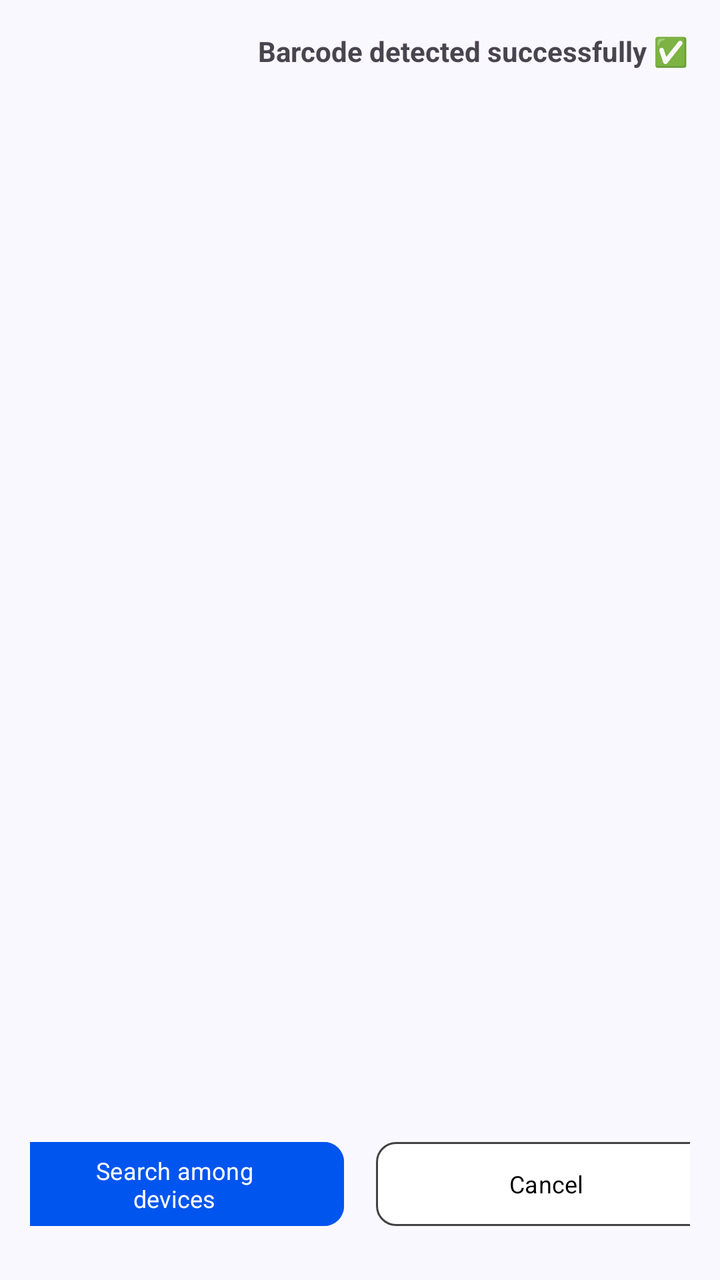
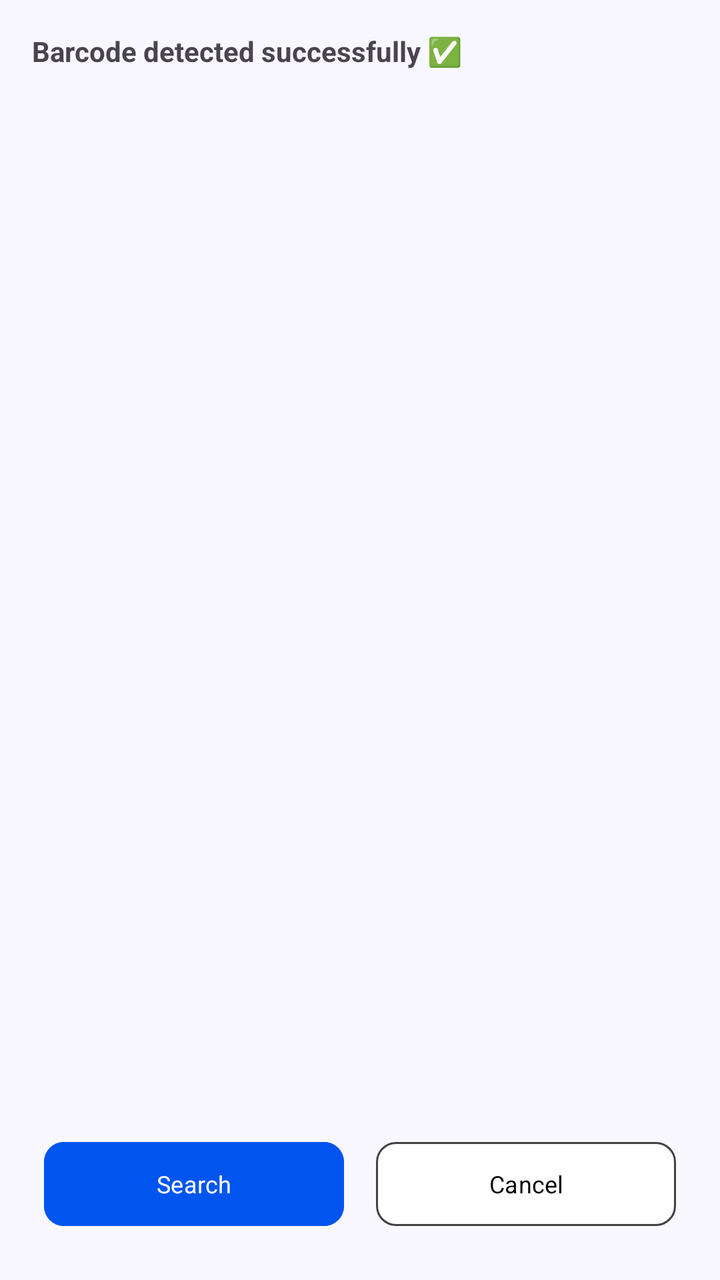

Before-and-after screenshots of an Android layout around one commit, followed by the original layout XML and the change that was made.
<!-- AndroidManifest.xml: application theme Theme.Iotequipment -->
<!-- res/layout/button_dialog_barcode.xml -->
<?xml version="1.0" encoding="utf-8"?>
<androidx.constraintlayout.widget.ConstraintLayout xmlns:android="http://schemas.android.com/apk/res/android"
    xmlns:app="http://schemas.android.com/apk/res-auto"
    android:layout_width="match_parent"
    android:layout_height="250dp">

    <TextView
        android:id="@+id/txt_title"
        android:layout_width="wrap_content"
        android:layout_height="wrap_content"
        android:layout_marginTop="16dp"
        android:layout_marginEnd="16dp"
        android:text="@string/qr_msg_success"
        android:textSize="14sp"
        android:textStyle="bold"
        app:layout_constraintEnd_toEndOf="parent"
        app:layout_constraintTop_toTopOf="parent" />

    <TextView
        android:id="@+id/txt_barcode"
        android:layout_width="wrap_content"
        android:layout_height="wrap_content"
        android:layout_marginTop="32dp"
        android:layout_marginBottom="32dp"
        android:textSize="20sp"
        android:textStyle="bold"
        app:layout_constraintBottom_toTopOf="@+id/linearLayout3"
        app:layout_constraintEnd_toEndOf="parent"
        app:layout_constraintStart_toStartOf="parent"
        app:layout_constraintTop_toBottomOf="@+id/txt_title" />

    <LinearLayout
        android:id="@+id/linearLayout3"
        android:layout_width="match_parent"
        android:layout_height="80dp"
        android:layout_gravity="bottom"
        android:layout_marginBottom="8dp"
        android:gravity="center"
        android:orientation="horizontal"
        android:padding="15dp"
        app:layout_constraintBottom_toBottomOf="parent"
        app:layout_constraintEnd_toEndOf="parent"
        app:layout_constraintStart_toStartOf="parent">

        <com.google.android.material.button.MaterialButton
            android:id="@+id/btn_visit"
            android:layout_width="170dp"
            android:layout_height="50dp"
            android:layout_weight="0"
            android:backgroundTint="@color/md_theme_primary"
            android:text="@string/hint_searchbar"
            android:textColor="@color/white"
            android:textSize="12sp"
            app:cornerRadius="10dp"
            app:strokeColor="@color/ic_launcher_background" />
        <Space android:layout_width="16dp"
            android:layout_height="wrap_content"
            />


        <com.google.android.material.button.MaterialButton
            android:id="@+id/btn_cancel"
            android:layout_width="170dp"
            android:layout_height="50dp"
            android:layout_weight="0"
            android:backgroundTint="@color/ic_launcher_background"
            android:text="@string/action_cancel"
            android:textColor="@color/black"
            android:textSize="12sp"
            app:cornerRadius="10dp"
            app:strokeColor="@color/cardview_dark_background"
            app:strokeWidth="1dp" />
    </LinearLayout>
</androidx.constraintlayout.widget.ConstraintLayout>
<!-- resources referenced by this layout -->
<resources>
  <color name="black">#FF000000</color>
  <color name="ic_launcher_background">#FFFFFF</color>
  <color name="md_theme_primary">#0055EF</color>
  <color name="white">#FFFFFFFF</color>
  <string name="action_cancel">Cancel</string>
  <string name="hint_searchbar">Search among devices</string>
  <string name="qr_msg_success">Barcode detected successfully ✅</string>
  <style name="Theme.Iotequipment" parent="Base.Theme.Iotequipment" />
  <style name="Base.Theme.Iotequipment" parent="Theme.Material3.DayNight.NoActionBar">
          <item name="fontFamily">@font/iran_yekan_regular</item>
          
          
          <item name="colorPrimary">@color/md_theme_primary</item>
          <item name="android:colorBackground">@color/md_theme_background</item>
  
      </style>
  <color name="md_theme_background">#FAF8FF</color>
</resources>

<!-- the commit's change to res/layout/button_dialog_barcode.xml (unified diff, before → after) -->
@@ -6,14 +6,17 @@
 
     <TextView
         android:id="@+id/txt_title"
-        android:layout_width="wrap_content"
+        android:layout_width="match_parent"
         android:layout_height="wrap_content"
+        android:layout_marginStart="16dp"
         android:layout_marginTop="16dp"
         android:layout_marginEnd="16dp"
+        android:gravity="start"
         android:text="@string/qr_msg_success"
         android:textSize="14sp"
         android:textStyle="bold"
         app:layout_constraintEnd_toEndOf="parent"
+        app:layout_constraintStart_toStartOf="parent"
         app:layout_constraintTop_toTopOf="parent" />
 
     <TextView
@@ -44,15 +47,16 @@
 
         <com.google.android.material.button.MaterialButton
             android:id="@+id/btn_visit"
-            android:layout_width="170dp"
+            android:layout_width="150dp"
             android:layout_height="50dp"
             android:layout_weight="0"
             android:backgroundTint="@color/md_theme_primary"
-            android:text="@string/hint_searchbar"
+            android:text="@string/hint_searchbar_small"
             android:textColor="@color/white"
             android:textSize="12sp"
             app:cornerRadius="10dp"
             app:strokeColor="@color/ic_launcher_background" />
+
         <Space android:layout_width="16dp"
             android:layout_height="wrap_content"
             />
@@ -60,7 +64,7 @@
 
         <com.google.android.material.button.MaterialButton
             android:id="@+id/btn_cancel"
-            android:layout_width="170dp"
+            android:layout_width="150dp"
             android:layout_height="50dp"
             android:layout_weight="0"
             android:backgroundTint="@color/ic_launcher_background"
<!-- resource entries referenced after the edit -->
@@ -5,7 +5,7 @@
   <color name="md_theme_primary">#0055EF</color>
   <color name="white">#FFFFFFFF</color>
   <string name="action_cancel">Cancel</string>
-  <string name="hint_searchbar">Search among devices</string>
+  <string name="hint_searchbar_small">Search</string>
   <string name="qr_msg_success">Barcode detected successfully ✅</string>
   <style name="Theme.Iotequipment" parent="Base.Theme.Iotequipment" />
   <style name="Base.Theme.Iotequipment" parent="Theme.Material3.DayNight.NoActionBar">
